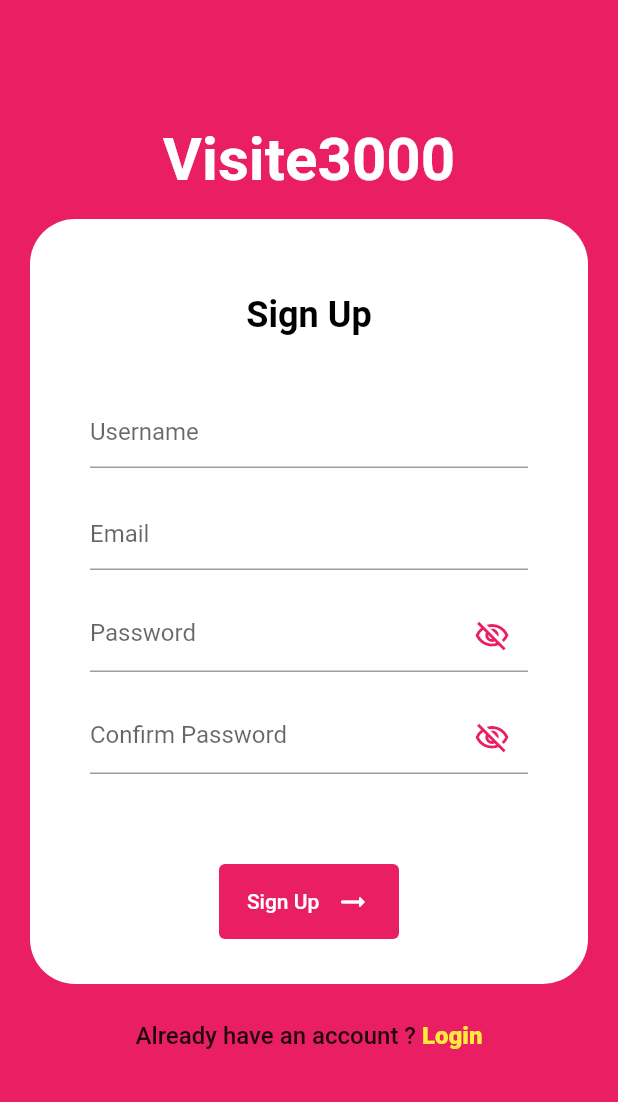
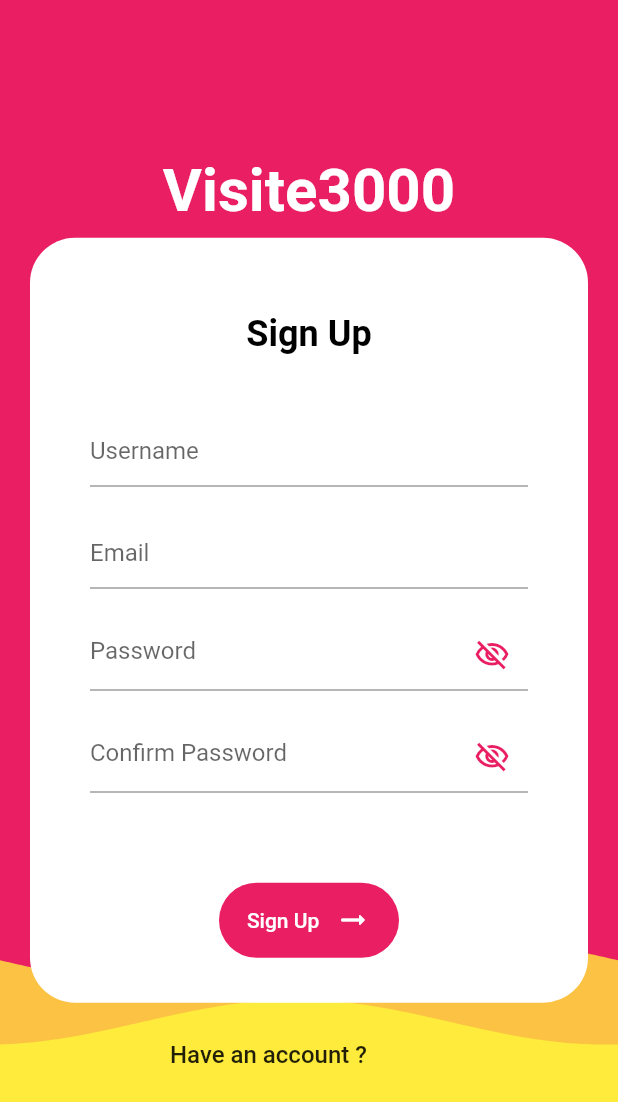
Before and after one commit to romainlavaldev/visite3000, a Flutter app: the screen it shows after launch, after a tap on "Sign up", on a phone screen of 412 x 824 dp. Shown: the top 1102 px of the screen. Run offline on Flutter 3.47's test engine with Material 2 defaults, Android fonts, the phone set to English and light mode, and no system bars; drawn by our look-alikes of wave; our stand-ins replace flutter_secure_storage, flutter_spinkit; missing offline and left inert: shake.

Commit message:
login screen design

```diff
--- a/lib/login_screen.dart
+++ /dev/null
@@ -1,124 +0,0 @@
-import 'dart:convert';
-import 'dart:ui';
-
-import 'package:flutter/material.dart';
-import 'package:flutter_secure_storage/flutter_secure_storage.dart';
-import 'package:flutter_spinkit/flutter_spinkit.dart';
-import 'package:http/http.dart' as http;
-import 'package:http/http.dart';
-import 'package:visite3000/layout.dart';
-import 'package:visite3000/login_form_part.dart';
-import 'package:visite3000/sign_up.dart';
-import 'package:visite3000/views/common/no_internet.dart';
-
-import 'globals.dart' as globals;
-
-class LoginScreen extends StatefulWidget{
-  const LoginScreen({super.key});
-
-  @override
-  State<LoginScreen> createState() => _LoginScreenState();
-}
-
-class _LoginScreenState extends State<LoginScreen>{
-
-  bool _isLoading = false;
-
-  _signUp(){
-    Navigator.push(context, MaterialPageRoute(builder: (builder) => const SignUp()));
-  }
-
-  setIsLoading(bool isLoading){
-    setState(() {
-      _isLoading = isLoading;
-    });
-  }
-
-  @override
-  Widget build(BuildContext context) {
-
-    return Scaffold(
-      resizeToAvoidBottomInset: false,
-      backgroundColor: Colors.pink,
-      body: Stack(
-        children: [
-          Padding(
-            padding: const EdgeInsets.only(
-              top: 100,
-              right: 20,
-              left: 20,
-              bottom: 100
-            ),
-            child: Column(
-              mainAxisAlignment: MainAxisAlignment.spaceAround,
-              children: [
-                const Text(
-                  "Visite3000",
-                  style: TextStyle(
-                    fontWeight: FontWeight.bold,
-                    color: Colors.white,
-                    fontSize: 40
-                  ),
-                ),
-                Column(
-                  children: [
-                    Container(
-                      decoration: const BoxDecoration(
-                        color: Colors.white,
-                        borderRadius: BorderRadius.all(Radius.circular(30))
-                      ),
-                      child: LoginFormPart(setIsLoading: setIsLoading)
-                    ),
-                    const SizedBox(
-                      height: 25,
-                    ),
-                    Row(
-                      mainAxisAlignment: MainAxisAlignment.center,
-                      children: [
-                        const Text(
-                          "No account ? ",
-                          style: TextStyle(
-                            fontWeight: FontWeight.w500,
-                            fontSize: 16
-                          ),
-                        ),
-                        GestureDetector(
-                          onTap: _signUp,
-                          child: const Text(
-                            "Sign up",
-                            style: TextStyle(
-                              color: Colors.yellow,
-                              fontSize: 16,
-                              fontWeight: FontWeight.w900
-                            ),
-                          ),
-                        )
-                      ],
-                    )
-                  ],
-                ),
-                  const SizedBox()
-              ],
-            ),
-          ),
-          if (_isLoading) BackdropFilter(
-            filter: ImageFilter.blur(
-              sigmaX: 2,
-              sigmaY: 2
-            ),
-            child: Container(
-              color: Colors.black.withOpacity(0.1),
-              child: const Center(
-                child: SpinKitCubeGrid(
-                  color: Colors.pink,
-                  size: 60,
-                ),
-              ),
-            ),
-          ),
-        ],
-      )
-    );
-  }
-
-}
--- a/lib/main.dart
+++ b/lib/main.dart
@@ -5,9 +5,9 @@ import 'package:flutter/services.dart';
 import 'package:http/http.dart' as http;
 import 'package:http/http.dart';
 import 'package:visite3000/layout.dart';
-import 'package:visite3000/login_screen.dart';
 import 'package:flutter_secure_storage/flutter_secure_storage.dart';
 import 'package:flutter_spinkit/flutter_spinkit.dart';
+import 'package:visite3000/views/connection/login_screen.dart';
 
 import 'globals.dart' as globals;
 
--- a/lib/login_form_part.dart
+++ b/lib/views/connection/login_form_part.dart
@@ -6,13 +6,15 @@ import 'package:http/http.dart';
 import 'package:http/http.dart' as http;
 import 'package:visite3000/views/common/no_internet.dart';
 
-import 'globals.dart' as globals;
-import 'layout.dart';
+import 'package:visite3000/globals.dart' as globals;
+
+import '../../layout.dart';
 
 class LoginFormPart extends StatefulWidget{
-  Function setIsLoading;
-  LoginFormPart({super.key, required this.setIsLoading});
+  final Function setIsLoading;
+  const LoginFormPart({super.key, required this.setIsLoading});
 
+  @override
   State<LoginFormPart> createState() => _LoginFormPartState();
 }
 
--- /dev/null
+++ b/lib/views/connection/login_screen.dart
@@ -0,0 +1,204 @@
+import 'dart:ui';
+
+import 'package:flutter/material.dart';
+import 'package:flutter_spinkit/flutter_spinkit.dart';
+import 'package:shake/shake.dart';
+import 'package:visite3000/views/connection/sign_up.dart';
+import 'package:visite3000/views/connection/sign_up_form_part.dart';
+import 'package:wave/config.dart';
+import 'package:wave/wave.dart';
+
+import 'login_form_part.dart';
+
+class LoginScreen extends StatefulWidget{
+  const LoginScreen({super.key});
+
+  @override
+  State<LoginScreen> createState() => _LoginScreenState();
+}
+
+class _LoginScreenState extends State<LoginScreen> with SingleTickerProviderStateMixin{
+
+  late AnimationController waveHeigthController;
+  late ShakeDetector shakeDetector;
+  double waveAmplitude = 5;
+  int sec = 10;
+
+  @override
+  void initState() {
+    super.initState();
+
+    shakeDetector = ShakeDetector.autoStart(
+    onPhoneShake: () {
+          setState(() {
+            waveAmplitude = 450;
+            sec = 1;
+          });
+        },
+    );
+
+    waveHeigthController = AnimationController(
+      duration: Duration(seconds: sec),
+      vsync: this,
+    )
+    ..forward()
+    ..addListener(() {
+      if (waveHeigthController.isCompleted) {
+        waveHeigthController.repeat();
+      }
+    });
+
+  }
+
+  double shake(double value) {
+      double tmp = value < 0.5 ? 2 * value : (1 - value) * 2;
+
+      return Curves.easeInOut.transform(tmp);
+  }
+
+  @override
+  void dispose() {
+    // TODO: implement dispose
+    super.dispose();
+    waveHeigthController.dispose();
+    shakeDetector.stopListening();
+  }
+
+  bool _isLoading = false;
+  bool isLoginForm = true;
+
+  _signUp(){
+    Navigator.push(context, MaterialPageRoute(builder: (builder) => const SignUp()));
+  }
+
+  setIsLoading(bool isLoading){
+    setState(() {
+      _isLoading = isLoading;
+    });
+  }
+
+  @override
+  Widget build(BuildContext context) {
+
+    return Scaffold(
+      resizeToAvoidBottomInset: false,
+      backgroundColor: Colors.pink,
+      body: Stack(
+        children: [
+          AnimatedBuilder(
+            animation: waveHeigthController,
+            builder: (context, child) => Transform.translate(
+              offset: Offset(
+                0,
+                shake(waveHeigthController.value) * 100
+              ),
+              child: WaveWidget(
+              config: CustomConfig(
+                colors: [
+                  Colors.yellow.withOpacity(0.8),
+                  Colors.yellow,
+                ],
+                durations: [
+                  7000,
+                  4000,
+                ],
+                heightPercentages: [
+                  0.75,
+                  0.80,
+                ]
+              ),
+              size: const Size(double.infinity, double.infinity),
+              waveAmplitude: waveAmplitude,
+            ),
+            )
+          ),
+          Padding(
+            padding: const EdgeInsets.only(
+              top: 100,
+              right: 20,
+              left: 20,
+              bottom: 100
+            ),
+            child: Column(
+              mainAxisAlignment: MainAxisAlignment.spaceAround,
+              children: [
+                const Text(
+                  "Visite3000",
+                  style: TextStyle(
+                    fontWeight: FontWeight.bold,
+                    color: Colors.white,
+                    fontSize: 40
+                  ),
+                ),
+                Column(
+                  children: [
+                    Container(
+                      decoration: const BoxDecoration(
+                        color: Colors.white,
+                        borderRadius: BorderRadius.all(Radius.circular(30))
+                      ),
+                      child: (() {
+                        Widget formContent = isLoginForm ? LoginFormPart(setIsLoading: setIsLoading) : const SignUpFormPart();
+
+                        return AnimatedSwitcher(
+                          duration: const Duration(milliseconds: 500),
+
+                          child: formContent,
+                        );
+                      } ()),
+                    ),
+                    const SizedBox(
+                      height: 25,
+                    ),
+                    Row(
+                      mainAxisAlignment: MainAxisAlignment.center,
+
+                      children: [
+                        Text(
+                          isLoginForm ? "No account ? " : "Have an account ? ",
+                          style: const TextStyle(
+                            fontWeight: FontWeight.w500,
+                            fontSize: 16
+                          ),
+                        ),
+                        GestureDetector(
+                          onTap: () => setState(() {
+                            isLoginForm = !isLoginForm;
+                          }),
+                          child: Text(
+                            isLoginForm ? "Sign up" : "Sign in",
+                            style: const TextStyle(
+                              color: Colors.yellow,
+                              fontSize: 16,
+                              fontWeight: FontWeight.w900
+                            ),
+                          ),
+                        )
+                      ],
+                    )
+                  ],
+                ),
+                  const SizedBox()
+              ],
+            ),
+          ),
+          if (_isLoading) BackdropFilter(
+            filter: ImageFilter.blur(
+              sigmaX: 2,
+              sigmaY: 2
+            ),
+            child: Container(
+              color: Colors.black.withOpacity(0.1),
+              child: const Center(
+                child: SpinKitCubeGrid(
+                  color: Colors.pink,
+                  size: 60,
+                ),
+              ),
+            ),
+          ),
+        ],
+      )
+    );
+  }
+}
--- /dev/null
+++ b/lib/views/connection/sign_up_form_part.dart
@@ -0,0 +1,180 @@
+import 'package:flutter/material.dart';
+import 'package:flutter_secure_storage/flutter_secure_storage.dart';
+
+class SignUpFormPart extends StatefulWidget{
+  const SignUpFormPart({super.key});
+
+  @override
+  State<SignUpFormPart> createState() => _SignUpFormPartState();
+}
+
+class _SignUpFormPartState extends State<SignUpFormPart>{
+  final _storage = const FlutterSecureStorage();
+
+  final _loginfromkey = GlobalKey<FormState>();
+
+  final usernameController = TextEditingController();
+  final emailController = TextEditingController();
+  final passwordController = TextEditingController();
+  final passwordConfirmController = TextEditingController();
+
+  bool _isPasswordVisible = false;
+
+  Future<void> _trySignup() async {
+
+    Map data = {'username': usernameController.text, 'email': emailController.text, 'password': passwordController.text, 'passwordConfirm': passwordConfirmController.text};
+
+    if (passwordController.text != passwordConfirmController.text)
+    {
+      return;
+    }
+  }
+
+  bool isValidEmail(String email) {
+    RegExp emailRegex = RegExp(r'^[\w-\.]+@([\w-]+\.)+[\w-]{2,}$');
+    return emailRegex.hasMatch(email);
+  }
+
+  @override
+  Widget build(BuildContext context) {
+    return Padding(
+    padding: const EdgeInsets.only(
+      left: 40,
+      right: 40,
+      top: 50,
+      bottom: 20
+    ),
+    child: Column(
+      children: [
+        const Text(
+          "Sign Up",
+          style: TextStyle(
+            color: Colors.black,
+            fontWeight: FontWeight.bold,
+            fontSize: 24
+          ),
+        ),
+        const SizedBox(
+          height: 40,
+        ),
+        Form(
+          key: _loginfromkey,
+          child: Column(
+            children: [
+              TextFormField(
+                controller: usernameController,
+                decoration: const InputDecoration(
+                  hintText: "Username"
+                ),
+              ),
+              const SizedBox(
+                height: 20,
+              ),
+              TextFormField(
+                controller: emailController,
+                decoration: const InputDecoration(
+                  hintText: "Email"
+                ),
+                validator: (value){
+                  if (!isValidEmail(value!))
+                  {
+                    return "Email is not valid";
+                  }
+                  return null;
+                },
+              ),
+              const SizedBox(
+                height: 20,
+              ),
+              TextFormField(
+                controller: passwordController,
+                obscureText: !_isPasswordVisible,
+                keyboardType: TextInputType.visiblePassword,
+                decoration: InputDecoration(
+                  hintText: "Password",
+                  suffixIcon: IconButton(
+                    icon: Icon(
+                      _isPasswordVisible ? Icons.visibility_outlined : Icons.visibility_off_outlined
+                    ),
+                    color: Colors.pink,
+                    onPressed: () {
+                      setState(() {
+                        _isPasswordVisible = !_isPasswordVisible;
+                      });
+                    },
+                  )
+                ),
+              ),
+              const SizedBox(
+                height: 20,
+              ),
+              TextFormField(
+                controller: passwordConfirmController,
+                obscureText: !_isPasswordVisible,
+                keyboardType: TextInputType.visiblePassword,
+                onEditingComplete: _trySignup,
+                decoration: InputDecoration(
+                  hintText: "Confirm Password",
+                  suffixIcon: IconButton(
+                    icon: Icon(
+                      _isPasswordVisible ? Icons.visibility_outlined : Icons.visibility_off_outlined
+                    ),
+                    color: Colors.pink,
+                    onPressed: () {
+                      setState(() {
+                        _isPasswordVisible = !_isPasswordVisible;
+                      });
+                    },
+                  )
+                ),
+                validator: (value){
+                  if (value != passwordController.text)
+                  {
+                    return "Passwords do not match";
+                  }
+                  return null;
+                },
+              ),
+            ],
+          ),
+        ),
+        const SizedBox(
+          height: 60,
+        ),
+        TextButton(
+          onPressed: (){
+            if(_loginfromkey.currentState!.validate())
+            {
+              ScaffoldMessenger.of(context).showSnackBar(
+                const SnackBar(
+                  content: Text("You are now registered"),
+                  backgroundColor: Colors.green,
+                )
+              );
+            }
+            _trySignup();
+          },
+          style: TextButton.styleFrom(
+              foregroundColor: Colors.white,
+              backgroundColor: Colors.pink,
+              fixedSize: const Size(120, 50),
+              shape: const RoundedRectangleBorder(
+                borderRadius: BorderRadius.all(Radius.circular(30))
+              )
+            ),
+          child: Row(
+            mainAxisAlignment: MainAxisAlignment.spaceEvenly,
+            children: const [
+              Text("Sign Up"),
+              Icon(Icons.arrow_right_alt_rounded)
+            ],
+          ),
+        ),
+        const SizedBox(
+          height: 10,
+        )
+      ],
+      )
+    );
+  }
+}
--- a/pubspec.yaml
+++ b/pubspec.yaml
@@ -38,6 +38,10 @@ dependencies:
   http: ^0.13.5
   flutter_secure_storage: ^8.0.0
   flutter_spinkit: ^5.1.0
+  animated_styled_widget: ^0.4.6
+  wave: ^0.2.2
+  shake: ^2.2.0
+  sensors_plus: ^1.4.1
 
 dev_dependencies:
   flutter_test:
```
Also changed, not shown: lib/views/connection/sign_up.dart (renamed from lib/sign_up.dart, +2 -6 lines), pubspec.lock.
